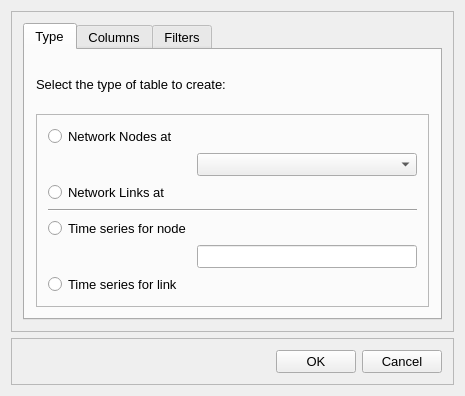
This is src/ui/EPANET/frmTableDesigner.ui in USEPA/SWMM-EPANET_User_Interface as Qt 5 draws it before an edit. The edited form follows.
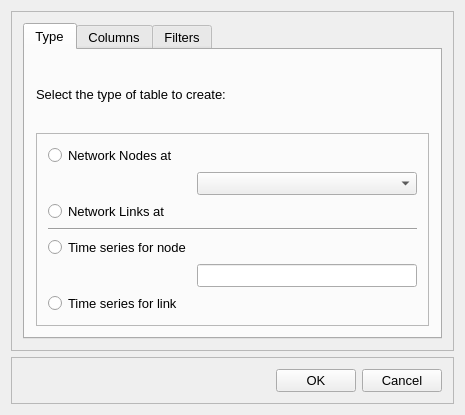
This is the edited form.

Patch:
```diff
--- a/src/ui/EPANET/frmTableDesigner.ui
+++ b/src/ui/EPANET/frmTableDesigner.ui
@@ -7,7 +7,7 @@
     <x>0</x>
     <y>0</y>
     <width>465</width>
-    <height>396</height>
+    <height>415</height>
    </rect>
   </property>
   <property name="font">
```
